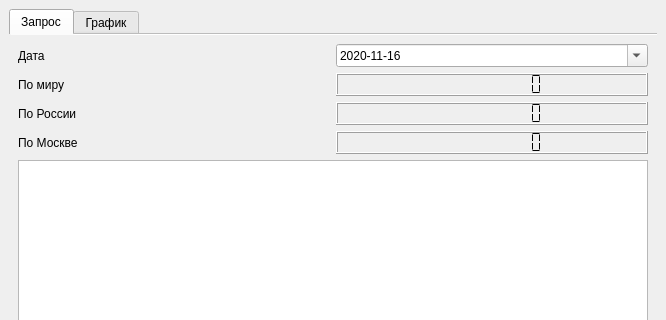
Before: the Qt Designer form mainwindow.ui in alexisnov/pr9-3, drawn with Qt 5; both pictures show x 0 to 666 and y 0 to 320 of the 666 by 512 pixel window.
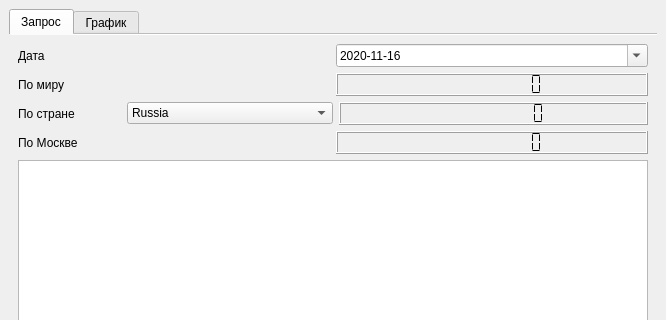
After: the same form once the commit is applied. The open tabs and pages were chosen to show the change.

Commit message: Добавлен переключатель стран, 3шт

What changed in the file:
```diff
--- a/mainwindow.ui
+++ b/mainwindow.ui
@@ -122,14 +122,33 @@
          </layout>
         </item>
         <item>
-         <layout class="QHBoxLayout" name="horizontalLayout_2">
+         <layout class="QHBoxLayout" name="horizontalLayout_2" stretch="1,2,3">
           <item>
            <widget class="QLabel" name="label_3">
             <property name="text">
-             <string>По России</string>
+             <string>По стране</string>
             </property>
            </widget>
           </item>
+          <item>
+           <widget class="QComboBox" name="comboBox">
+            <item>
+             <property name="text">
+              <string>Russia</string>
+             </property>
+            </item>
+            <item>
+             <property name="text">
+              <string>Japan</string>
+             </property>
+            </item>
+            <item>
+             <property name="text">
+              <string>China</string>
+             </property>
+            </item>
+           </widget>
+          </item>
           <item>
            <widget class="QLCDNumber" name="lcdNumber_rus">
             <property name="digitCount">
```
Left out of the diff: 4 changed lines with no effect on the pictures. The commit also changes 2 other files.
